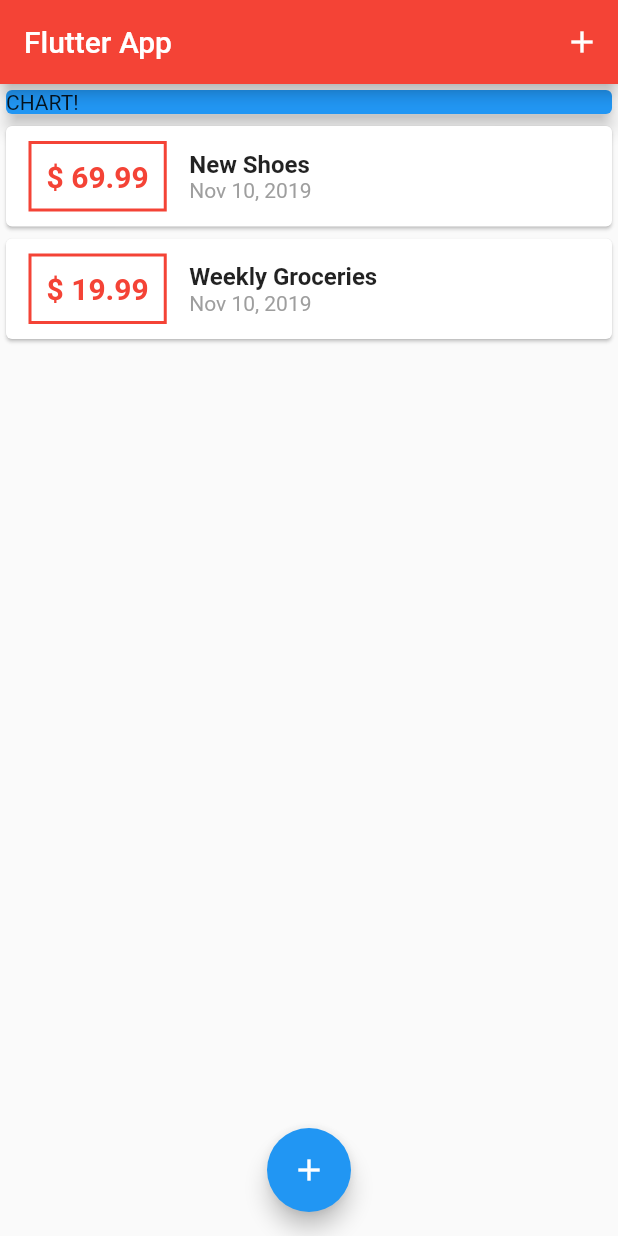
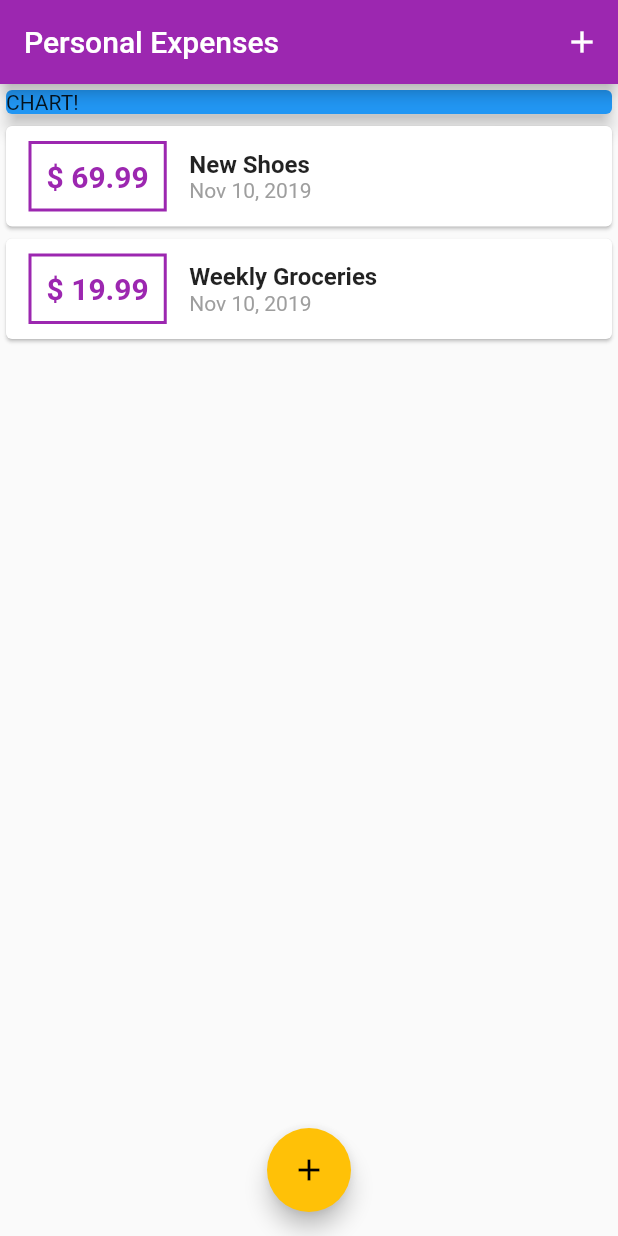
Before and after one commit to wilhwilh/expenses_app, a Flutter app: the screen it shows after launch, on a phone screen of 412 x 824 dp. Run offline on Flutter 3.47's test engine with Material 2 defaults, Android fonts, the phone set to English and light mode, and no system bars.

Commit message:
basic configuration of theme in main file

```diff
--- a/lib/main.dart
+++ b/lib/main.dart
@@ -11,7 +11,11 @@ class MyApp extends StatelessWidget {
   @override
   Widget build(BuildContext context) {
     return MaterialApp(
-      title: 'Flutter Demo',
+      title: 'Personal Expenses',
+      theme: ThemeData(
+        primarySwatch: Colors.purple,
+        accentColor: Colors.amber,
+      ),
       home: MyHomePage(),
     );
   }
@@ -70,8 +74,7 @@ class _MyHomePageState extends State<MyHomePage> {
   Widget build(BuildContext context) {
     return Scaffold(
       appBar: AppBar(
-        backgroundColor: Colors.red,
-        title: Text('Flutter App'),
+        title: Text('Personal Expenses'),
         actions: <Widget>[
           IconButton(
             icon: Icon(Icons.add),
--- a/lib/widgets/transaction_list.dart
+++ b/lib/widgets/transaction_list.dart
@@ -24,7 +24,7 @@ class TransactionList extends StatelessWidget {
                   ),
                   decoration: BoxDecoration(
                     border: Border.all(
-                      color: Colors.red,
+                      color: Theme.of(context).primaryColor,
                       width: 2,
                     ),
                   ),
@@ -34,7 +34,7 @@ class TransactionList extends StatelessWidget {
                     style: TextStyle(
                       fontWeight: FontWeight.bold,
                       fontSize: 20,
-                      color: Colors.red,
+                      color: Theme.of(context).primaryColor,
                     ),
                   ),
                 ),
```
